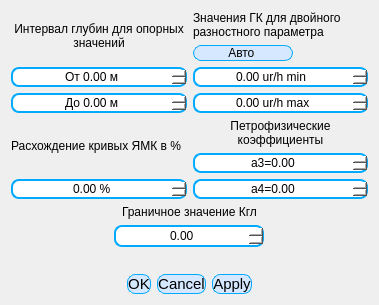
well016/LasMaster, file Design/ui_nml_param.ui: the form before one commit.
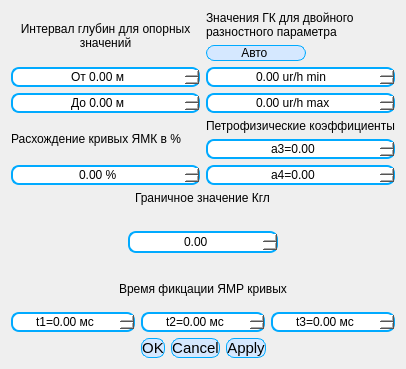
The form after the commit. Icons and pictures are not drawn.

Commit message: Добавил в окно время фиксации ЯМР t1,t2,t3,

Patch:
```diff
--- a/Design/ui_nml_param.ui
+++ b/Design/ui_nml_param.ui
@@ -6,8 +6,8 @@
    <rect>
     <x>0</x>
     <y>0</y>
-    <width>379</width>
-    <height>305</height>
+    <width>406</width>
+    <height>369</height>
    </rect>
   </property>
   <property name="windowTitle">
@@ -566,17 +566,141 @@
       </widget>
      </item>
      <item>
-      <spacer name="verticalSpacer">
-       <property name="orientation">
-        <enum>Qt::Orientation::Vertical</enum>
+      <widget class="QLabel" name="label_6">
+       <property name="text">
+        <string>Время фикцации ЯМР кривых</string>
        </property>
-       <property name="sizeHint" stdset="0">
-        <size>
-         <width>20</width>
-         <height>40</height>
-        </size>
+       <property name="alignment">
+        <set>Qt::AlignmentFlag::AlignCenter</set>
        </property>
-      </spacer>
+      </widget>
+     </item>
+     <item>
+      <layout class="QHBoxLayout" name="horizontalLayout_3">
+       <item>
+        <widget class="QDoubleSpinBox" name="ds_t1">
+         <property name="styleSheet">
+          <string notr="true">QDoubleSpinBox
+{
+border : 2px solid rgb(0, 170, 255);
+background : white;
+border-radius: 8
+}
+QDoubleSpinBox::hover
+{
+border : 2px solid rgb(0, 170, 255);
+background : rgb(170, 255, 255);
+}
+QDoubleSpinBox::up-button
+{
+
+subcontrol-position:right;
+image: url(:/plus.svg);
+
+}
+QDoubleSpinBox::down-button
+{
+subcontrol-position:left;
+	image: url(:/minus.svg);
+}</string>
+         </property>
+         <property name="alignment">
+          <set>Qt::AlignmentFlag::AlignCenter</set>
+         </property>
+         <property name="prefix">
+          <string>t1=</string>
+         </property>
+         <property name="suffix">
+          <string> мс</string>
+         </property>
+         <property name="maximum">
+          <double>7686786.000000000000000</double>
+         </property>
+        </widget>
+       </item>
+       <item>
+        <widget class="QDoubleSpinBox" name="ds_t2">
+         <property name="styleSheet">
+          <string notr="true">QDoubleSpinBox
+{
+border : 2px solid rgb(0, 170, 255);
+background : white;
+border-radius: 8
+}
+QDoubleSpinBox::hover
+{
+border : 2px solid rgb(0, 170, 255);
+background : rgb(170, 255, 255);
+}
+QDoubleSpinBox::up-button
+{
+
+subcontrol-position:right;
+image: url(:/plus.svg);
+
+}
+QDoubleSpinBox::down-button
+{
+subcontrol-position:left;
+	image: url(:/minus.svg);
+}</string>
+         </property>
+         <property name="alignment">
+          <set>Qt::AlignmentFlag::AlignCenter</set>
+         </property>
+         <property name="prefix">
+          <string>t2=</string>
+         </property>
+         <property name="suffix">
+          <string> мс</string>
+         </property>
+         <property name="maximum">
+          <double>7868768.000000000000000</double>
+         </property>
+        </widget>
+       </item>
+       <item>
+        <widget class="QDoubleSpinBox" name="ds_t3">
+         <property name="styleSheet">
+          <string notr="true">QDoubleSpinBox
+{
+border : 2px solid rgb(0, 170, 255);
+background : white;
+border-radius: 8
+}
+QDoubleSpinBox::hover
+{
+border : 2px solid rgb(0, 170, 255);
+background : rgb(170, 255, 255);
+}
+QDoubleSpinBox::up-button
+{
+
+subcontrol-position:right;
+image: url(:/plus.svg);
+
+}
+QDoubleSpinBox::down-button
+{
+subcontrol-position:left;
+	image: url(:/minus.svg);
+}</string>
+         </property>
+         <property name="alignment">
+          <set>Qt::AlignmentFlag::AlignCenter</set>
+         </property>
+         <property name="prefix">
+          <string>t3=</string>
+         </property>
+         <property name="suffix">
+          <string> мс</string>
+         </property>
+         <property name="maximum">
+          <double>768768.000000000000000</double>
+         </property>
+        </widget>
+       </item>
+      </layout>
      </item>
     </layout>
    </item>
```
